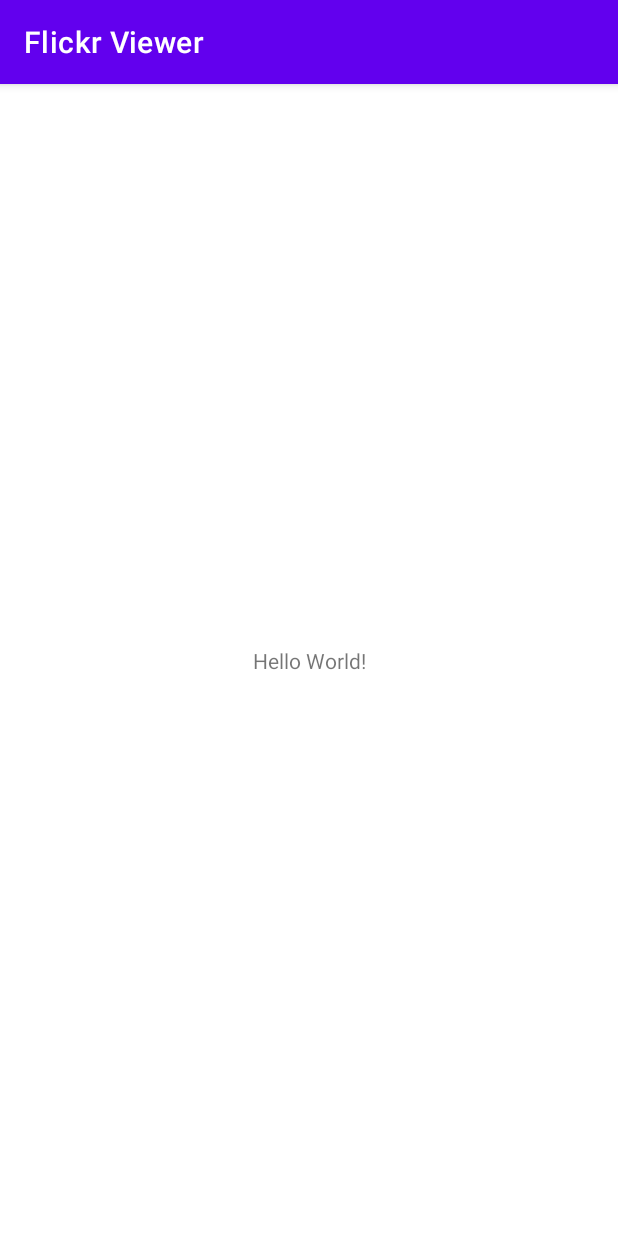
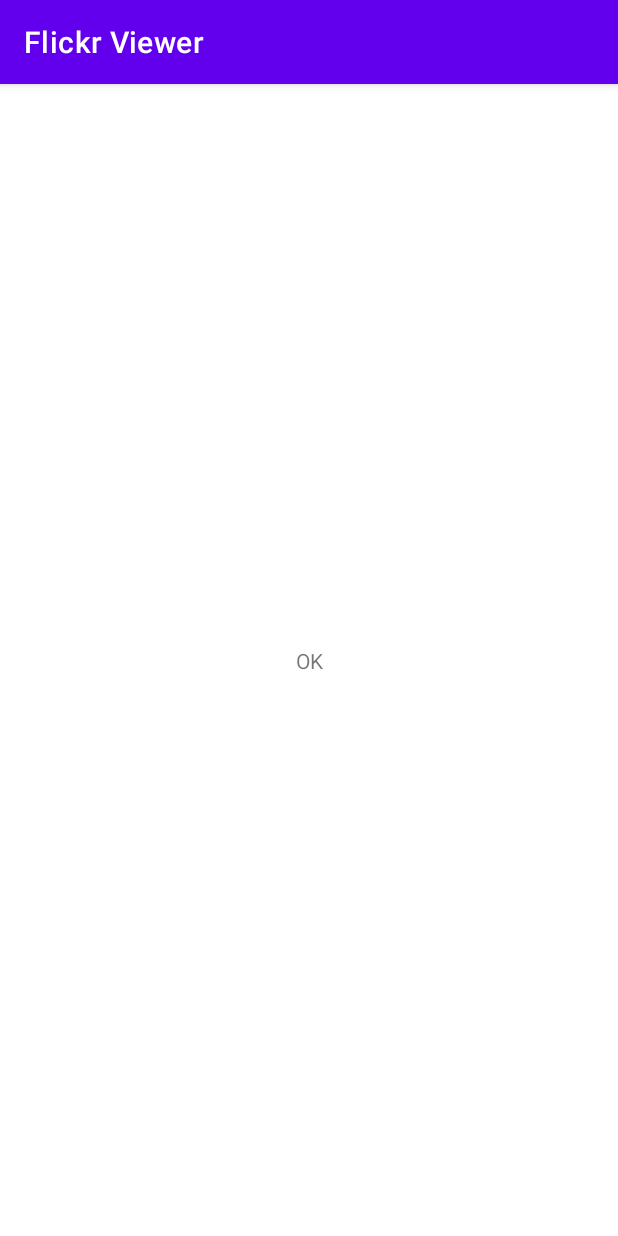
Before and after one commit to mmix-el/Flickr-Viewer, an Android app: the screen it shows after launch (MainActivity), on a phone screen of 412 x 824 dp. Run offline under Robolectric (Android 15) with nearby library versions, the phone set to English and light mode, and no system bars; our stand-ins replace data binding.

Commit message:
UI initialized

```diff
--- /dev/null
+++ b/app/src/main/java/xyz/mmixel/flickrviewer/ui/PhotosFragment.kt
@@ -0,0 +1,23 @@
+package xyz.mmixel.flickrviewer.ui
+
+import android.os.Bundle
+import android.view.LayoutInflater
+import android.view.View
+import android.view.ViewGroup
+import androidx.fragment.app.Fragment
+import androidx.fragment.app.viewModels
+import xyz.mmixel.flickrviewer.databinding.FragmentPhotosBinding
+
+class PhotosFragment : Fragment() {
+    private val viewModel: PhotosViewModel by viewModels()
+
+    override fun onCreateView(
+        inflater: LayoutInflater,
+        container: ViewGroup?,
+        savedInstanceState: Bundle?
+    ): View {
+        val binding = FragmentPhotosBinding.inflate(inflater)
+        binding.viewModel = viewModel
+        return  binding.root
+    }
+}
--- /dev/null
+++ b/app/src/main/java/xyz/mmixel/flickrviewer/ui/PhotosViewModel.kt
@@ -0,0 +1,19 @@
+package xyz.mmixel.flickrviewer.ui
+
+import androidx.lifecycle.LiveData
+import androidx.lifecycle.MutableLiveData
+import androidx.lifecycle.ViewModel
+
+class PhotosViewModel : ViewModel() {
+    private val _status = MutableLiveData<String>()
+
+    val status: LiveData<String> = _status
+
+    init {
+        getPhotos()
+    }
+
+    private fun getPhotos() {
+        _status.value = "OK"
+    }
+}
--- a/app/src/main/res/layout/activity_main.xml
+++ b/app/src/main/res/layout/activity_main.xml
@@ -1,18 +1,10 @@
 <?xml version="1.0" encoding="utf-8"?>
-<androidx.constraintlayout.widget.ConstraintLayout xmlns:android="http://schemas.android.com/apk/res/android"
-    xmlns:app="http://schemas.android.com/apk/res-auto"
+
+<androidx.fragment.app.FragmentContainerView
+    xmlns:android="http://schemas.android.com/apk/res/android"
     xmlns:tools="http://schemas.android.com/tools"
+    android:id="@+id/photosFragment"
+    android:name="xyz.mmixel.flickrviewer.ui.PhotosFragment"
     android:layout_width="match_parent"
     android:layout_height="match_parent"
-    tools:context=".MainActivity">
-
-    <TextView
-        android:layout_width="wrap_content"
-        android:layout_height="wrap_content"
-        android:text="Hello World!"
-        app:layout_constraintBottom_toBottomOf="parent"
-        app:layout_constraintLeft_toLeftOf="parent"
-        app:layout_constraintRight_toRightOf="parent"
-        app:layout_constraintTop_toTopOf="parent" />
-
-</androidx.constraintlayout.widget.ConstraintLayout>
+    tools:layout="@layout/fragment_photos" />
--- /dev/null
+++ b/app/src/main/res/layout/fragment_photos.xml
@@ -0,0 +1,29 @@
+<?xml version="1.0" encoding="utf-8"?>
+
+<layout xmlns:android="http://schemas.android.com/apk/res/android"
+    xmlns:app="http://schemas.android.com/apk/res-auto"
+    xmlns:tools="http://schemas.android.com/tools">
+
+    <data>
+
+        <variable
+            name="viewModel"
+            type="xyz.mmixel.flickrviewer.ui.PhotosViewModel" />
+    </data>
+
+    <androidx.constraintlayout.widget.ConstraintLayout
+        android:layout_width="match_parent"
+        android:layout_height="match_parent"
+        tools:context=".ui.PhotosFragment">
+
+        <TextView
+            android:layout_width="wrap_content"
+            android:layout_height="wrap_content"
+            android:text="@{viewModel.status}"
+            app:layout_constraintBottom_toBottomOf="parent"
+            app:layout_constraintLeft_toLeftOf="parent"
+            app:layout_constraintRight_toRightOf="parent"
+            app:layout_constraintTop_toTopOf="parent" />
+
+    </androidx.constraintlayout.widget.ConstraintLayout>
+</layout>
```
Also changed, not shown: app/build.gradle (+14 -7 lines).
